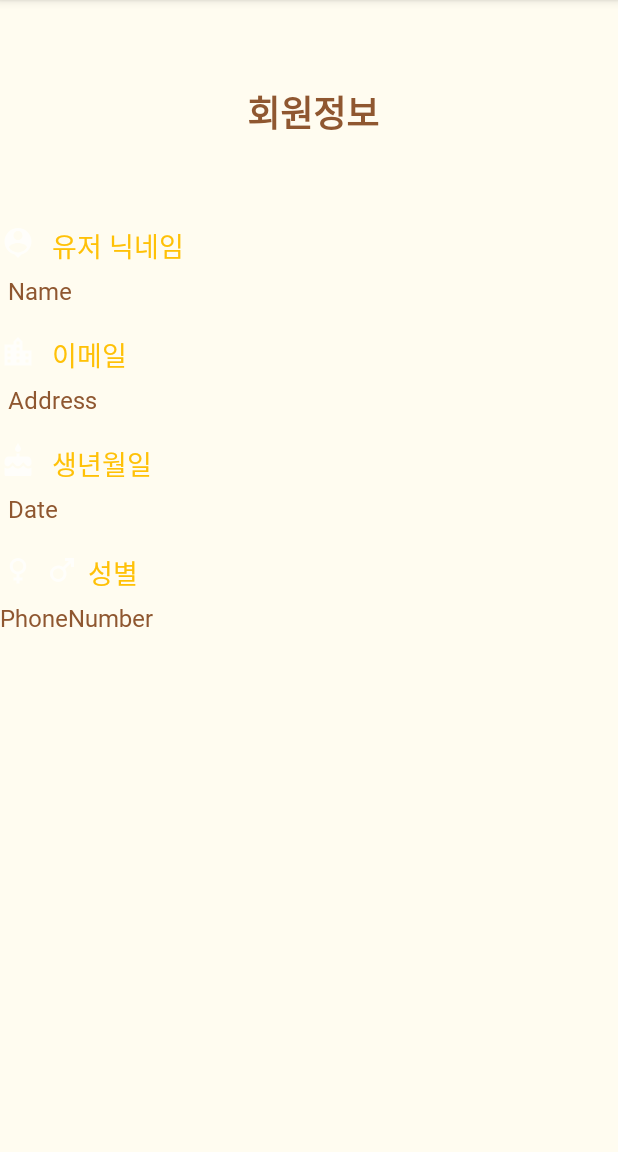
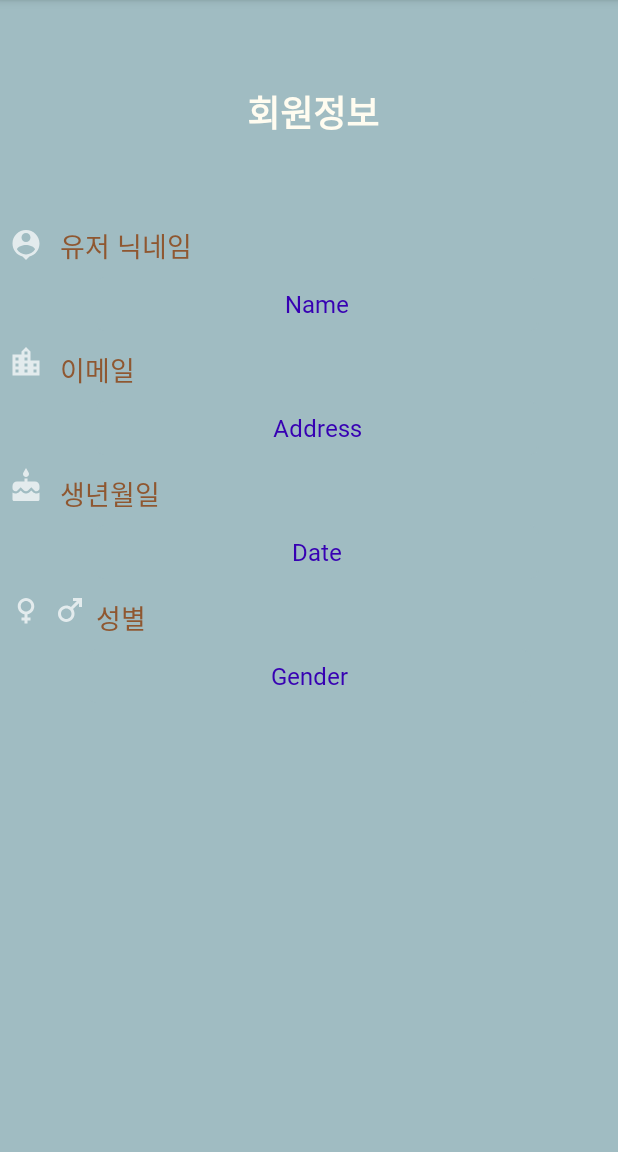
Before and after one commit to Owen-Choi/Planner, an Android app: the MemberInfoActivity screen opened directly, with no data from a screen before it, on a phone screen of 412 x 824 dp, the part 84-1236 px from its top. Run offline under Robolectric (Android 15) with nearby library versions, the phone set to English and light mode, and no system bars; our stand-ins replace Firebase (no records; nobody signed in at launch, a user with empty details on screens opened directly).

Commit message:
UI 변경 중 (미완성) Dialog?

```diff
--- a/app/src/main/res/drawable/ic_baseline_cake_24.xml
+++ b/app/src/main/res/drawable/ic_baseline_cake_24.xml
@@ -5,6 +5,6 @@
     android:viewportHeight="24"
     android:tint="?attr/colorControlNormal">
   <path
-      android:fillColor="@color/DarkBrown"
+      android:fillColor="@color/Ivory"
       android:pathData="M12,6c1.11,0 2,-0.9 2,-2 0,-0.38 -0.1,-0.73 -0.29,-1.03L12,0l-1.71,2.97c-0.19,0.3 -0.29,0.65 -0.29,1.03 0,1.1 0.9,2 2,2zM16.6,15.99l-1.07,-1.07 -1.08,1.07c-1.3,1.3 -3.58,1.31 -4.89,0l-1.07,-1.07 -1.09,1.07C6.75,16.64 5.88,17 4.96,17c-0.73,0 -1.4,-0.23 -1.96,-0.61L3,21c0,0.55 0.45,1 1,1h16c0.55,0 1,-0.45 1,-1v-4.61c-0.56,0.38 -1.23,0.61 -1.96,0.61 -0.92,0 -1.79,-0.36 -2.44,-1.01zM18,9h-5L13,7h-2v2L6,9c-1.66,0 -3,1.34 -3,3v1.54c0,1.08 0.88,1.96 1.96,1.96 0.52,0 1.02,-0.2 1.38,-0.57l2.14,-2.13 2.13,2.13c0.74,0.74 2.03,0.74 2.77,0l2.14,-2.13 2.13,2.13c0.37,0.37 0.86,0.57 1.38,0.57 1.08,0 1.96,-0.88 1.96,-1.96L20.99,12C21,10.34 19.66,9 18,9z"/>
 </vector>
--- a/app/src/main/res/drawable/ic_baseline_female_24.xml
+++ b/app/src/main/res/drawable/ic_baseline_female_24.xml
@@ -5,6 +5,6 @@
     android:viewportHeight="24"
     android:tint="?attr/colorControlNormal">
   <path
-      android:fillColor="@color/DarkBrown"
+      android:fillColor="@color/Ivory"
       android:pathData="M17.5,9.5C17.5,6.46 15.04,4 12,4S6.5,6.46 6.5,9.5c0,2.7 1.94,4.93 4.5,5.4V17H9v2h2v2h2v-2h2v-2h-2v-2.1C15.56,14.43 17.5,12.2 17.5,9.5zM8.5,9.5C8.5,7.57 10.07,6 12,6s3.5,1.57 3.5,3.5S13.93,13 12,13S8.5,11.43 8.5,9.5z"/>
 </vector>
--- a/app/src/main/res/drawable/ic_baseline_location_city_24.xml
+++ b/app/src/main/res/drawable/ic_baseline_location_city_24.xml
@@ -5,6 +5,6 @@
     android:viewportHeight="24"
     android:tint="?attr/colorControlNormal">
   <path
-      android:fillColor="@color/DarkBrown"
+      android:fillColor="@color/Ivory"
       android:pathData="M15,11L15,5l-3,-3 -3,3v2L3,7v14h18L21,11h-6zM7,19L5,19v-2h2v2zM7,15L5,15v-2h2v2zM7,11L5,11L5,9h2v2zM13,19h-2v-2h2v2zM13,15h-2v-2h2v2zM13,11h-2L11,9h2v2zM13,7h-2L11,5h2v2zM19,19h-2v-2h2v2zM19,15h-2v-2h2v2z"/>
 </vector>
--- a/app/src/main/res/drawable/ic_baseline_male_24.xml
+++ b/app/src/main/res/drawable/ic_baseline_male_24.xml
@@ -5,6 +5,6 @@
     android:viewportHeight="24"
     android:tint="?attr/colorControlNormal">
   <path
-      android:fillColor="@color/DarkBrown"
+      android:fillColor="@color/Ivory"
       android:pathData="M9.5,11c1.93,0 3.5,1.57 3.5,3.5S11.43,18 9.5,18S6,16.43 6,14.5S7.57,11 9.5,11zM9.5,9C6.46,9 4,11.46 4,14.5S6.46,20 9.5,20s5.5,-2.46 5.5,-5.5c0,-1.16 -0.36,-2.23 -0.97,-3.12L18,7.42V10h2V4h-6v2h2.58l-3.97,3.97C11.73,9.36 10.66,9 9.5,9z"/>
 </vector>
--- a/app/src/main/res/drawable/ic_baseline_person_pin_24.xml
+++ b/app/src/main/res/drawable/ic_baseline_person_pin_24.xml
@@ -5,6 +5,6 @@
     android:viewportHeight="24"
     android:tint="?attr/colorControlNormal">
   <path
-      android:fillColor="@color/DarkBrown"
+      android:fillColor="@color/Ivory"
       android:pathData="M12,2c-4.97,0 -9,4.03 -9,9 0,4.17 2.84,7.67 6.69,8.69L12,22l2.31,-2.31C18.16,18.67 21,15.17 21,11c0,-4.97 -4.03,-9 -9,-9zM12,4c1.66,0 3,1.34 3,3s-1.34,3 -3,3 -3,-1.34 -3,-3 1.34,-3 3,-3zM12,18.3c-2.5,0 -4.71,-1.28 -6,-3.22 0.03,-1.99 4,-3.08 6,-3.08 1.99,0 5.97,1.09 6,3.08 -1.29,1.94 -3.5,3.22 -6,3.22z"/>
 </vector>
--- a/app/src/main/res/layout/designed_member_info.xml
+++ b/app/src/main/res/layout/designed_member_info.xml
@@ -6,21 +6,21 @@
     android:layout_height="match_parent"
     android:layout_gravity="center"
     android:orientation="vertical"
-    android:background="@color/Ivory">
+    android:background="@color/BrightBlue">
 
     <TextView
         android:id="@+id/MemberInfoTextView"
         android:layout_width="match_parent"
         android:layout_height="150dp"
+        android:layout_marginLeft="5dp"
         android:editable="false"
+        android:fontFamily="@font/ilovemilk"
         android:gravity="center"
         android:text="회원정보"
-        android:textColor="@color/DarkBrown"
+        android:textColor="@color/Ivory"
+        android:textFontWeight="900"
         android:textSize="24sp"
-        android:textStyle="bold"
-        android:fontFamily="@font/ilovemilk"
-        android:textFontWeight="900"
-        android:layout_marginLeft="5dp"/>
+        android:textStyle="bold" />
 
     <LinearLayout
         android:layout_width="wrap_content"
@@ -31,14 +31,16 @@
             android:layout_width="wrap_content"
             android:layout_height="wrap_content"
             android:layout_marginRight="5dp"
-            android:src="@drawable/ic_baseline_person_pin_24" />
+            android:src="@drawable/ic_baseline_person_pin_24"
+            android:layout_gravity="center"
+            android:layout_marginLeft="5dp"/>
 
         <TextView
             android:id="@+id/NameView"
             android:layout_width="match_parent"
             android:layout_height="wrap_content"
             android:text="유저 닉네임"
-            android:textColor="@color/BrightOrange"
+            android:textColor="@color/DarkBrown"
             android:textSize="18dp"
             android:textStyle="bold"
             android:fontFamily="@font/ilovemilk"
@@ -49,17 +51,20 @@
 
     <TextView
         android:id="@+id/NicknameInfo"
-        android:layout_width="wrap_content"
+        android:layout_width="300dp"
         android:layout_height="40dp"
+        android:layout_gravity="center_horizontal"
         android:text="Name"
-        android:textAlignment="viewStart"
+        android:gravity="center"
+        android:textAlignment="center"
         android:textSize="16sp"
         android:textStyle="bold"
         android:fontFamily="@font/ilovemilk"
         android:textFontWeight="500"
         android:layout_marginTop="5dp"
-        android:textColor="@color/DarkBrown"
-        android:layout_marginLeft="5dp"/>
+        android:textColor="@color/purple_700"
+        android:layout_marginLeft="5dp"
+        android:background="@drawable/border"/>
 
     <LinearLayout
         android:layout_width="wrap_content"
@@ -70,35 +75,41 @@
             android:layout_width="wrap_content"
             android:layout_height="wrap_content"
             android:layout_marginRight="5dp"
-            android:src="@drawable/ic_baseline_location_city_24" />
+            android:src="@drawable/ic_baseline_location_city_24"
+            android:layout_gravity="center"
+            android:layout_marginLeft="5dp"/>
 
         <TextView
             android:id="@+id/AddressView"
             android:layout_width="match_parent"
             android:layout_height="wrap_content"
             android:text="이메일"
-            android:textColor="@color/BrightOrange"
+            android:textColor="@color/DarkBrown"
             android:textSize="18dp"
             android:textStyle="bold"
             android:fontFamily="@font/ilovemilk"
             android:textFontWeight="500"
-            android:layout_marginLeft="5dp"/>
+            android:layout_marginLeft="5dp"
+            android:layout_marginTop="10dp"/>
     </LinearLayout>
 
 
     <TextView
         android:id="@+id/EmailInfo"
-        android:layout_width="wrap_content"
+        android:layout_width="300dp"
         android:layout_height="40dp"
+        android:layout_gravity="center_horizontal"
         android:text="Address"
-        android:textAlignment="viewStart"
+        android:gravity="center"
+        android:textAlignment="center"
         android:textSize="16sp"
         android:textStyle="bold"
         android:fontFamily="@font/ilovemilk"
         android:textFontWeight="500"
         android:layout_marginTop="5dp"
-        android:textColor="@color/DarkBrown"
-        android:layout_marginLeft="5dp"/>
+        android:textColor="@color/purple_700"
+        android:layout_marginLeft="5dp"
+        android:background="@drawable/border"/>
 
     <LinearLayout
         android:layout_width="wrap_content"
@@ -109,35 +120,41 @@
             android:layout_width="wrap_content"
             android:layout_height="wrap_content"
             android:layout_marginRight="5dp"
-            android:src="@drawable/ic_baseline_cake_24" />
+            android:src="@drawable/ic_baseline_cake_24"
+            android:layout_gravity="center"
+            android:layout_marginLeft="5dp"/>
 
         <TextView
             android:id="@+id/DateView"
             android:layout_width="match_parent"
             android:layout_height="wrap_content"
             android:text="생년월일"
-            android:textColor="@color/BrightOrange"
+            android:textColor="@color/DarkBrown"
             android:textSize="18dp"
             android:textStyle="bold"
             android:fontFamily="@font/ilovemilk"
             android:textFontWeight="500"
-            android:layout_marginLeft="5dp"/>
+            android:layout_marginLeft="5dp"
+            android:layout_marginTop="10dp"/>
     </LinearLayout>
 
 
     <TextView
         android:id="@+id/BirthDateInfo"
-        android:layout_width="wrap_content"
+        android:layout_width="300dp"
         android:layout_height="40dp"
         android:text="Date"
-        android:textAlignment="viewStart"
+        android:gravity="center"
+        android:textAlignment="center"
+        android:layout_gravity="center_horizontal"
         android:textSize="16sp"
         android:textStyle="bold"
         android:fontFamily="@font/ilovemilk"
         android:textFontWeight="500"
         android:layout_marginTop="5dp"
-        android:textColor="@color/DarkBrown"
-        android:layout_marginLeft="5dp"/>
+        android:textColor="@color/purple_700"
+        android:layout_marginLeft="5dp"
+        android:background="@drawable/border"/>
 
     <LinearLayout
         android:layout_width="wrap_content"
@@ -148,37 +165,44 @@
             android:layout_width="wrap_content"
             android:layout_height="wrap_content"
             android:layout_marginRight="5dp"
-            android:src="@drawable/ic_baseline_female_24" />
+            android:src="@drawable/ic_baseline_female_24"
+            android:layout_gravity="center"
+            android:layout_marginLeft="5dp"/>
         <ImageView
             android:layout_width="wrap_content"
             android:layout_height="wrap_content"
-            android:src="@drawable/ic_baseline_male_24" />
+            android:src="@drawable/ic_baseline_male_24"
+            android:layout_gravity="center" />
         <TextView
             android:id="@+id/textView11"
             android:layout_width="match_parent"
             android:layout_height="wrap_content"
             android:text="성별"
-            android:textColor="@color/BrightOrange"
+            android:textColor="@color/DarkBrown"
             android:textSize="18dp"
             android:textStyle="bold"
             android:fontFamily="@font/ilovemilk"
             android:textFontWeight="500"
-            android:layout_marginLeft="5dp"/>
+            android:layout_marginLeft="5dp"
+            android:layout_marginTop="10dp"/>
     </LinearLayout>
 
 
     <TextView
         android:id="@+id/GenderInfo"
-        android:layout_width="match_parent"
+        android:layout_width="300dp"
         android:layout_height="40dp"
-        android:text="PhoneNumber"
-        android:textAlignment="viewStart"
+        android:text="Gender"
+        android:textAlignment="center"
+        android:gravity="center"
+        android:layout_gravity="center_horizontal"
         android:textSize="16sp"
         android:textStyle="bold"
         android:fontFamily="@font/ilovemilk"
         android:textFontWeight="500"
         android:layout_marginTop="5dp"
-        android:textColor="@color/DarkBrown"/>
+        android:textColor="@color/purple_700"
+        android:background="@drawable/border"/>
 
 
 </LinearLayout>
```
